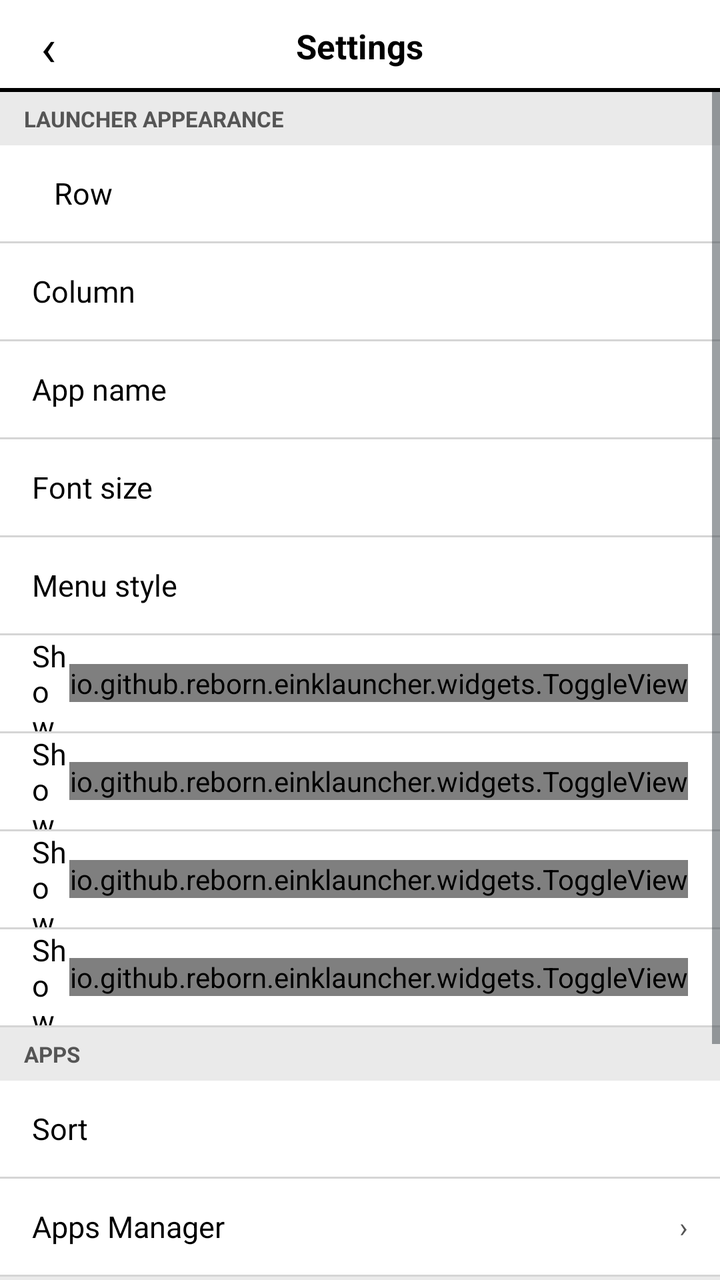
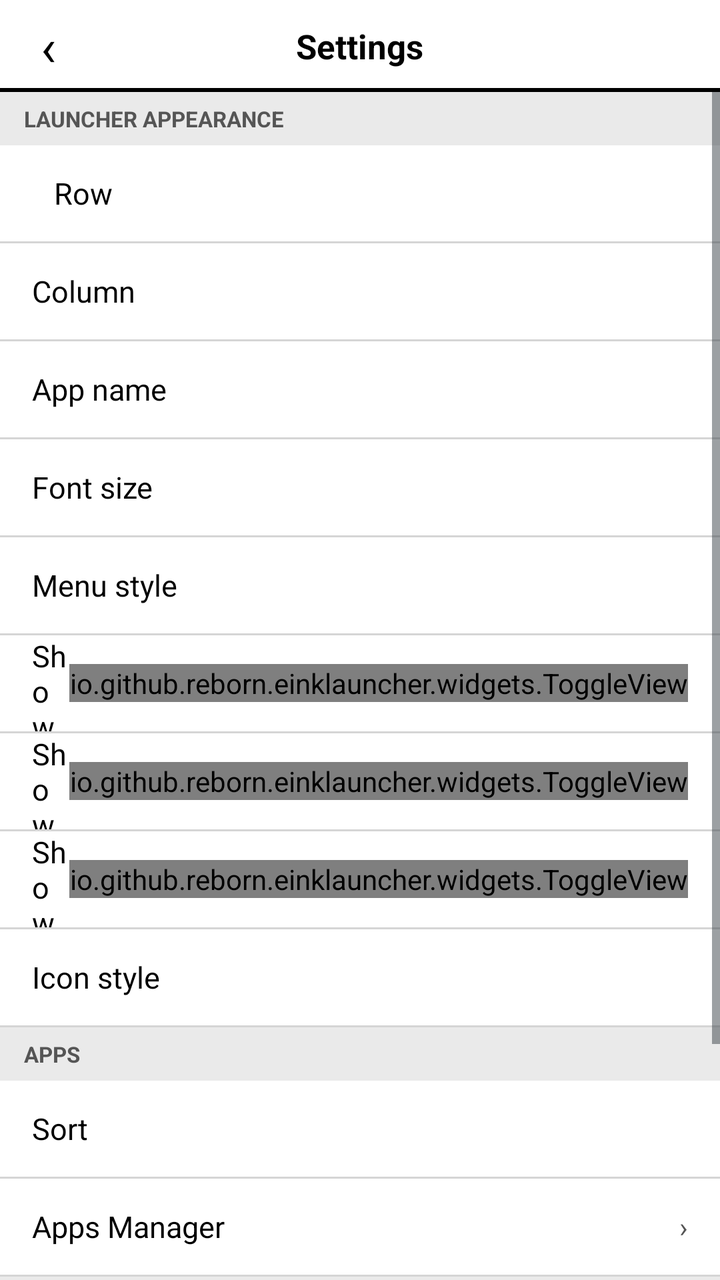

Two renders of the same Android screen: before a commit and after it. Below are the layout's source before the change and the commit's diff.
<!-- AndroidManifest.xml: application theme AppTheme -->
<!-- res/layout/activity_settings.xml -->
<?xml version="1.0" encoding="utf-8"?>
<LinearLayout xmlns:android="http://schemas.android.com/apk/res/android"
    android:id="@+id/rootView"
    android:layout_width="match_parent"
    android:layout_height="match_parent"
    android:background="#ffffff"
    android:clickable="true"
    android:orientation="vertical">

    
    <RelativeLayout
        android:layout_width="match_parent"
        android:layout_height="46dp"
        android:background="#ffffff"
        android:clickable="true">

        <TextView
            android:id="@+id/toBack"
            android:layout_width="48dp"
            android:layout_height="match_parent"
            android:layout_alignParentLeft="true"
            android:clickable="true"
            android:gravity="center"
            android:text="‹"
            android:textColor="#000000"
            android:textSize="26sp" />

        <TextView
            android:layout_width="wrap_content"
            android:layout_height="match_parent"
            android:layout_centerInParent="true"
            android:gravity="center"
            android:text="@string/settings_title"
            android:textColor="#000000"
            android:textSize="17sp"
            android:textStyle="bold" />

        <View
            android:layout_width="match_parent"
            android:layout_height="2dp"
            android:layout_alignParentBottom="true"
            android:background="#000000" />
    </RelativeLayout>

    <ScrollView
        android:layout_width="match_parent"
        android:layout_height="0dp"
        android:layout_weight="1">

        <LinearLayout
            android:layout_width="match_parent"
            android:layout_height="wrap_content"
            android:orientation="vertical"
            android:paddingBottom="24dp">

            
            <TextView
                style="@style/SettingsSectionTitle"
                android:text="@string/sec_appearance" />

            <LinearLayout
                style="@style/SettingsRow">
                <TextView
                    style="@style/SettingsRowLabel"
                    android:text="@string/setting_row_icons" />
                <Spinner
                    android:id="@+id/spRowNum"
                    style="@style/SettingsRowWidget"
                    android:entries="@array/col_num_values" />
            </LinearLayout>

            <View style="@style/SettingsDivider" />

            <LinearLayout
                style="@style/SettingsRow">
                <TextView
                    style="@style/SettingsRowLabel"
                    android:text="@string/setting_column_icons" />
                <Spinner
                    android:id="@+id/spColNum"
                    style="@style/SettingsRowWidget"
                    android:entries="@array/col_num_values" />
            </LinearLayout>

            <View style="@style/SettingsDivider" />

            <LinearLayout
                style="@style/SettingsRow">
                <TextView
                    style="@style/SettingsRowLabel"
                    android:text="@string/app_show_name" />
                <Spinner
                    android:id="@+id/spNameLines"
                    style="@style/SettingsRowWidget"
                    android:entries="@array/app_name_line" />
            </LinearLayout>

            <View style="@style/SettingsDivider" />

            <LinearLayout
                android:id="@+id/spFontSize"
                style="@style/SettingsRow"
                android:background="?android:selectableItemBackground"
                android:clickable="true">
                <TextView
                    style="@style/SettingsRowLabel"
                    android:text="@string/font_title" />
                <TextView
                    android:id="@+id/spFontSizeValue"
                    style="@style/SettingsRowValue" />
            </LinearLayout>

            <View style="@style/SettingsDivider" />

            <LinearLayout
                android:id="@+id/spMenuForm"
                style="@style/SettingsRow"
                android:background="?android:selectableItemBackground"
                android:clickable="true">
                <TextView
                    style="@style/SettingsRowLabel"
                    android:text="@string/menu_form_label" />
                <TextView
                    android:id="@+id/spMenuFormValue"
                    style="@style/SettingsRowValue" />
            </LinearLayout>

            <View style="@style/SettingsDivider" />

            <LinearLayout
                android:id="@+id/spDividerRow"
                style="@style/SettingsRow">
                <TextView
                    style="@style/SettingsRowLabel"
                    android:text="@string/setting_show_divider" />
                <io.github.reborn.einklauncher.widgets.ToggleView
                    android:id="@+id/spDividerToggle"
                    style="@style/SettingsRowWidget" />
            </LinearLayout>

            <View style="@style/SettingsDivider" />

            <LinearLayout
                android:id="@+id/spStatusRow"
                style="@style/SettingsRow">
                <TextView
                    style="@style/SettingsRowLabel"
                    android:text="@string/show_statusbar" />
                <io.github.reborn.einklauncher.widgets.ToggleView
                    android:id="@+id/spStatusToggle"
                    style="@style/SettingsRowWidget" />
            </LinearLayout>

            <View style="@style/SettingsDivider" />

            <LinearLayout
                android:id="@+id/spWifiRow"
                style="@style/SettingsRow">
                <TextView
                    style="@style/SettingsRowLabel"
                    android:text="@string/show_wifi_name" />
                <io.github.reborn.einklauncher.widgets.ToggleView
                    android:id="@+id/spWifiToggle"
                    style="@style/SettingsRowWidget" />
            </LinearLayout>

            <View style="@style/SettingsDivider" />

            <LinearLayout
                android:id="@+id/spCustomIconRow"
                style="@style/SettingsRow">
                <TextView
                    style="@style/SettingsRowLabel"
                    android:text="@string/show_custom_icon" />
                <io.github.reborn.einklauncher.widgets.ToggleView
                    android:id="@+id/spCustomIconToggle"
                    style="@style/SettingsRowWidget" />
            </LinearLayout>

            <View style="@style/SettingsDivider" />

            
            <TextView
                style="@style/SettingsSectionTitle"
                android:text="@string/sec_apps" />

            <LinearLayout
                style="@style/SettingsRow">
                <TextView
                    style="@style/SettingsRowLabel"
                    android:text="@string/setting_sort_mode" />
                <Spinner
                    android:id="@+id/spSort"
                    style="@style/SettingsRowWidget"
                    android:entries="@array/sort_modes" />
            </LinearLayout>

            <View style="@style/SettingsDivider" />

            <LinearLayout
                android:id="@+id/spManage"
                style="@style/SettingsRow"
                android:background="?android:selectableItemBackground"
                android:clickable="true">
                <TextView
                    style="@style/SettingsRowLabel"
                    android:text="@string/setting_apps_manager" />
                <TextView
                    style="@style/SettingsRowValue"
                    android:text="›" />
            </LinearLayout>

            <View style="@style/SettingsDivider" />

            
            <TextView
                style="@style/SettingsSectionTitle"
                android:text="@string/sec_system" />

            <LinearLayout
                android:id="@+id/spDeviceAdmin"
                style="@style/SettingsRow"
                android:background="?android:selectableItemBackground"
                android:clickable="true">
                <TextView
                    style="@style/SettingsRowLabel"
                    android:text="@string/setting_open_device_manager" />
                <TextView
                    style="@style/SettingsRowValue"
                    android:text="›" />
            </LinearLayout>

            <View style="@style/SettingsDivider" />

            <LinearLayout
                android:id="@+id/spAbout"
                style="@style/SettingsRow"
                android:background="?android:selectableItemBackground"
                android:clickable="true">
                <TextView
                    style="@style/SettingsRowLabel"
                    android:text="@string/setting_help_and_about" />
                <TextView
                    style="@style/SettingsRowValue"
                    android:text="›" />
            </LinearLayout>

            <View style="@style/SettingsDivider" />
        </LinearLayout>
    </ScrollView>
</LinearLayout>
<!-- resources referenced by this layout -->
<resources>
  <string name="app_show_name">App name</string>
  <string name="font_title">Font size</string>
  <string name="menu_form_label">Menu style</string>
  <string name="sec_appearance">LAUNCHER APPEARANCE</string>
  <string name="sec_apps">APPS</string>
  <string name="sec_system">SYSTEM</string>
  <string name="setting_apps_manager">Apps Manager</string>
  <string name="setting_column_icons">Column</string>
  <string name="setting_help_and_about">Help &amp; About</string>
  <string name="setting_open_device_manager">Open Device Manager</string>
  <string name="setting_row_icons">"   Row   "</string>
  <string name="setting_show_divider">Show Divider</string>
  <string name="setting_sort_mode">Sort</string>
  <string name="settings_title">Settings</string>
  <string name="show_custom_icon">Show custom icon</string>
  <string name="show_statusbar">Show StatusBar</string>
  <string name="show_wifi_name">Show Wifi Name</string>
  <style name="SettingsDivider">
          <item name="android:layout_width">match_parent</item>
          <item name="android:layout_height">1dp</item>
          <item name="android:background">#d5d5d5</item>
      </style>
  <style name="SettingsRow">
          <item name="android:layout_width">match_parent</item>
          <item name="android:layout_height">48dp</item>
          <item name="android:background">#ffffff</item>
          <item name="android:gravity">center_vertical</item>
          <item name="android:orientation">horizontal</item>
          <item name="android:paddingLeft">16dp</item>
          <item name="android:paddingRight">16dp</item>
      </style>
  <style name="SettingsRowLabel">
          <item name="android:layout_width">0dp</item>
          <item name="android:layout_height">wrap_content</item>
          <item name="android:layout_weight">1</item>
          <item name="android:textColor">#000000</item>
          <item name="android:textSize">15sp</item>
      </style>
  <style name="SettingsRowValue">
          <item name="android:layout_width">wrap_content</item>
          <item name="android:layout_height">wrap_content</item>
          <item name="android:textColor">#555555</item>
          <item name="android:textSize">14sp</item>
      </style>
  <style name="SettingsRowWidget">
          <item name="android:layout_width">wrap_content</item>
          <item name="android:layout_height">wrap_content</item>
      </style>
  <style name="SettingsSectionTitle">
          <item name="android:layout_width">match_parent</item>
          <item name="android:layout_height">wrap_content</item>
          <item name="android:background">#eaeaea</item>
          <item name="android:paddingLeft">12dp</item>
          <item name="android:paddingTop">6dp</item>
          <item name="android:paddingBottom">6dp</item>
          <item name="android:textColor">#555555</item>
          <item name="android:textSize">11sp</item>
          <item name="android:textStyle">bold</item>
      </style>
  <style name="notAnimation">
          <item name="android:activityOpenEnterAnimation">@null</item>
          <item name="android:activityOpenExitAnimation">@null</item>
          <item name="android:activityCloseEnterAnimation">@null</item>
          <item name="android:activityCloseExitAnimation">@null</item>
          <item name="android:taskOpenEnterAnimation">@null</item>
          <item name="android:taskOpenExitAnimation">@null</item>
          <item name="android:taskCloseEnterAnimation">@null</item>
          <item name="android:taskCloseExitAnimation">@null</item>
          <item name="android:taskToFrontEnterAnimation">@null</item>
          <item name="android:taskToFrontExitAnimation">@null</item>
          <item name="android:taskToBackEnterAnimation">@null</item>
          <item name="android:taskToBackExitAnimation">@null</item>
      </style>
</resources>

<!-- the commit's change to res/layout/activity_settings.xml (unified diff, before → after) -->
@@ -168,13 +168,15 @@
 
             <LinearLayout
                 android:id="@+id/spCustomIconRow"
-                style="@style/SettingsRow">
-                <TextView
-                    style="@style/SettingsRowLabel"
-                    android:text="@string/show_custom_icon" />
-                <io.github.reborn.einklauncher.widgets.ToggleView
-                    android:id="@+id/spCustomIconToggle"
-                    style="@style/SettingsRowWidget" />
+                style="@style/SettingsRow"
+                android:background="?android:selectableItemBackground"
+                android:clickable="true">
+                <TextView
+                    style="@style/SettingsRowLabel"
+                    android:text="@string/icon_mode_label" />
+                <TextView
+                    android:id="@+id/spCustomIconValue"
+                    style="@style/SettingsRowValue" />
             </LinearLayout>
 
             <View style="@style/SettingsDivider" />
<!-- resource entries referenced after the edit -->
@@ -2,6 +2,7 @@
 <resources>
   <string name="app_show_name">App name</string>
   <string name="font_title">Font size</string>
+  <string name="icon_mode_label">Icon style</string>
   <string name="menu_form_label">Menu style</string>
   <string name="sec_appearance">LAUNCHER APPEARANCE</string>
   <string name="sec_apps">APPS</string>
@@ -14,7 +15,6 @@
   <string name="setting_show_divider">Show Divider</string>
   <string name="setting_sort_mode">Sort</string>
   <string name="settings_title">Settings</string>
-  <string name="show_custom_icon">Show custom icon</string>
   <string name="show_statusbar">Show StatusBar</string>
   <string name="show_wifi_name">Show Wifi Name</string>
   <style name="SettingsDivider">
